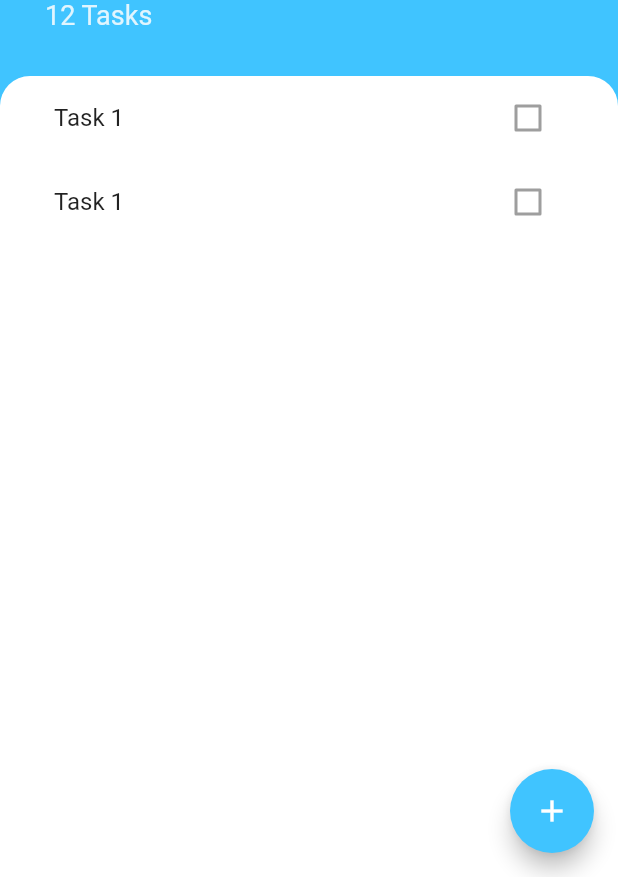
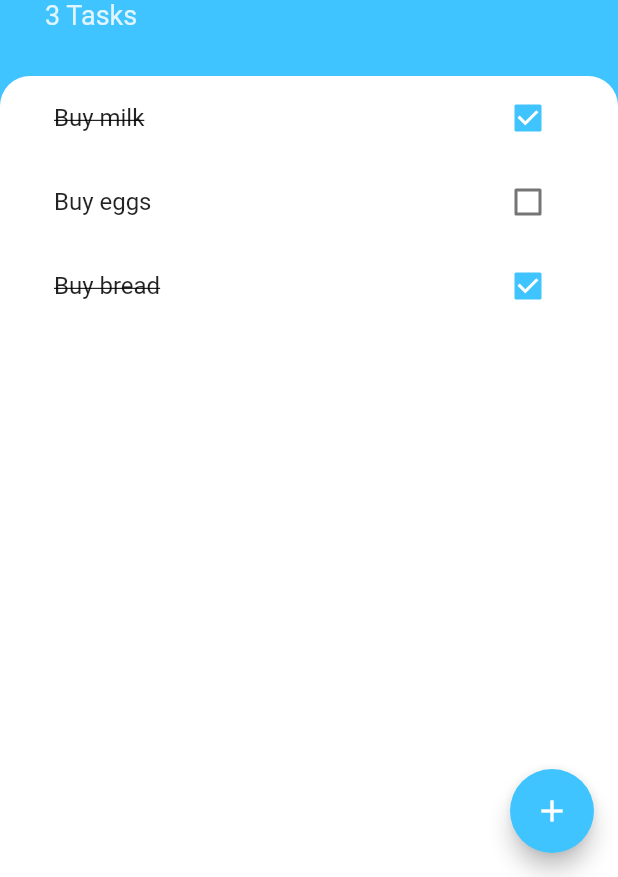
Before and after one commit to kushal-g/todoey, a Flutter app: the screen it shows after launch, on a phone screen of 412 x 824 dp, the part 359-1236 px from its top. Run offline on Flutter 3.47's test engine with Material 2 defaults, Android fonts, the phone set to English and light mode, and no system bars.

Commit message:
Completes app

```diff
--- a/lib/main.dart
+++ b/lib/main.dart
@@ -1,14 +1,27 @@
 import 'package:flutter/material.dart';
+import 'package:todoey/models/task_data.dart';
 import 'screens/tasks_screen.dart';
+import 'package:provider/provider.dart';
 
 void main() => runApp(MyApp());
 
-class MyApp extends StatelessWidget {
+class MyApp extends StatefulWidget {
   // This widget is the root of your application.
+
+  @override
+  _MyAppState createState() => _MyAppState();
+}
+
+class _MyAppState extends State<MyApp> {
+
+
   @override
   Widget build(BuildContext context) {
-    return MaterialApp(
-      home: TasksScreen()
+    return ChangeNotifierProvider<TaskData>(
+        create:(context)=>TaskData(),
+        child: MaterialApp(
+        home: TasksScreen()
+       ),
     );
   }
 }
--- /dev/null
+++ b/lib/models/task.dart
@@ -0,0 +1,10 @@
+class Task{
+  final String name;
+  bool isDone;
+
+  Task({this.isDone,this.name});
+
+  void toggleDone(){
+    isDone=!isDone;
+  }
+}
--- /dev/null
+++ b/lib/models/task_data.dart
@@ -0,0 +1,34 @@
+import 'dart:collection';
+
+import 'package:flutter/material.dart';
+import 'task.dart';
+
+class TaskData extends ChangeNotifier{
+  List<Task> _tasks = [
+    Task(name: 'Buy milk',isDone: true),
+    Task(name: 'Buy eggs',isDone: false),
+    Task(name: 'Buy bread',isDone: true),
+  ];
+
+  UnmodifiableListView get tasks{
+    return UnmodifiableListView(_tasks);
+  }
+  void toggleTask(int index){
+    _tasks[index].toggleDone();
+    notifyListeners();
+  }
+
+  void addToList(String taskTitle){
+    _tasks.add(Task(name: taskTitle,isDone: false));
+    notifyListeners();
+  }
+
+  void deleteTask(int index){
+    _tasks.removeAt(index);
+    notifyListeners();
+  }
+
+  int get taskCount{
+    return tasks.length;
+  }
+}
--- a/lib/screens/tasks_screen.dart
+++ b/lib/screens/tasks_screen.dart
@@ -1,16 +1,16 @@
 import 'package:flutter/material.dart';
 import 'package:todoey/screens/add_task_screen.dart';
 import 'package:todoey/widgets/tasks_list.dart';
+import 'package:provider/provider.dart';
+import 'package:todoey/models/task_data.dart';
 
-class TasksScreen extends StatelessWidget {
-
+class TasksScreen extends StatelessWidget{
   @override
   Widget build(BuildContext context) {
     return Scaffold(
         backgroundColor: Colors.lightBlueAccent,
         floatingActionButton: FloatingActionButton(
           onPressed: (){
-            print('pressed');
             showModalBottomSheet(
               context: context,
               builder: (context) =>AddTaskScreen()
@@ -52,7 +52,7 @@ class TasksScreen extends StatelessWidget {
                     )
                   ),
                   Text(
-                    '12 Tasks',
+                    '${Provider.of<TaskData>(context).taskCount} Tasks',
                     style:TextStyle(
                       color:Colors.lightBlue[50],
                       fontSize: 18
--- a/lib/widgets/task_tile.dart
+++ b/lib/widgets/task_tile.dart
@@ -1,15 +1,32 @@
 import 'package:flutter/material.dart';
 
 class TaskTile extends StatelessWidget {
+  final bool isChecked;
+  final String taskTitle;
+  final Function toggleCheckbox;
+  final Function deleteTask;
+  TaskTile({this.isChecked,this.taskTitle,this.toggleCheckbox,this.deleteTask});
 
   @override
   Widget build(BuildContext context) {
     return ListTile(
-      title: Text('Task 1'),
+      title: GestureDetector(
+          onDoubleTap: (){
+            deleteTask();
+          },
+          child: Text(taskTitle,
+          style:TextStyle(
+            decoration: isChecked?TextDecoration.lineThrough:TextDecoration.none
+          )
+        ),
+      ),
       trailing: Checkbox(
-        value:false
-      ),
-
+        onChanged: (value){
+         toggleCheckbox();
+        },
+        activeColor: Colors.lightBlueAccent,
+        value:isChecked,
+      )
     );
   }
 }
--- a/lib/widgets/tasks_list.dart
+++ b/lib/widgets/tasks_list.dart
@@ -1,15 +1,30 @@
 import 'package:flutter/material.dart';
+import 'package:provider/provider.dart';
 import 'package:todoey/widgets/task_tile.dart';
+import 'package:todoey/models/task_data.dart';
 
 class TasksList extends StatelessWidget {
 
   @override
   Widget build(BuildContext context) {
-    return ListView(
-      children:<Widget>[
-        TaskTile(),
-        TaskTile()
-      ]
+
+    return Consumer<TaskData>(
+        builder: (context,taskData,child){
+          return ListView.builder(itemBuilder: (context,index){
+            return TaskTile(
+                taskTitle:  taskData.tasks[index].name,
+                isChecked: taskData.tasks[index].isDone,
+                toggleCheckbox: (){
+                   taskData.toggleTask(index);
+                },
+                deleteTask: (){
+                  taskData.deleteTask(index);
+                },
+              );
+            },
+          itemCount:taskData.taskCount,
+        );
+      },
     );
   }
 }
```
Also changed, not shown: lib/screens/add_task_screen.dart (+20 -2 lines), pubspec.yaml (+1 -6 lines), pubspec.lock.
